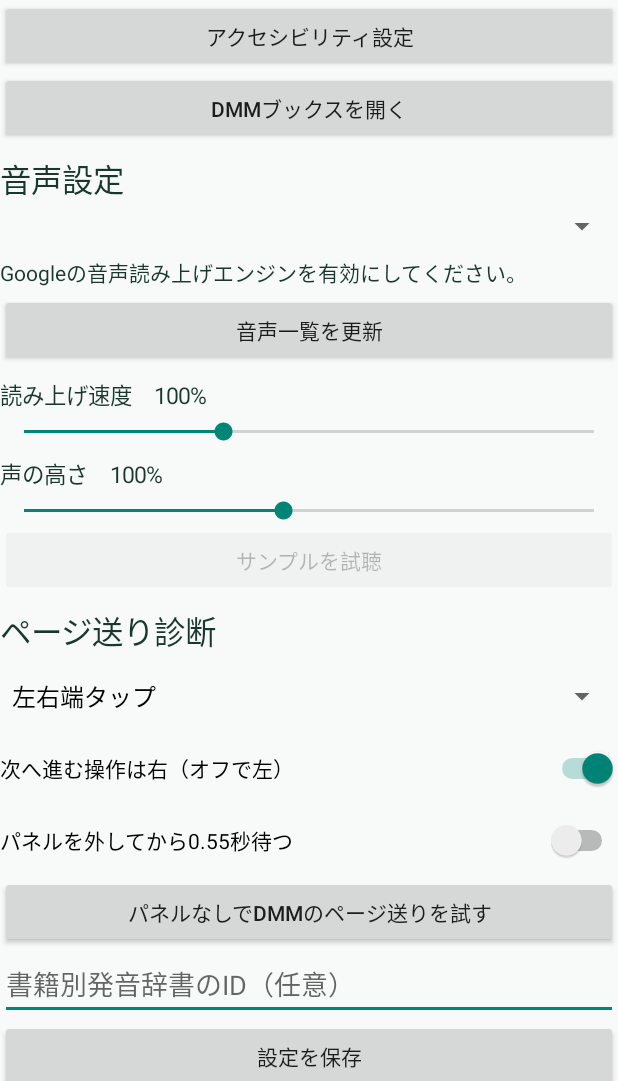
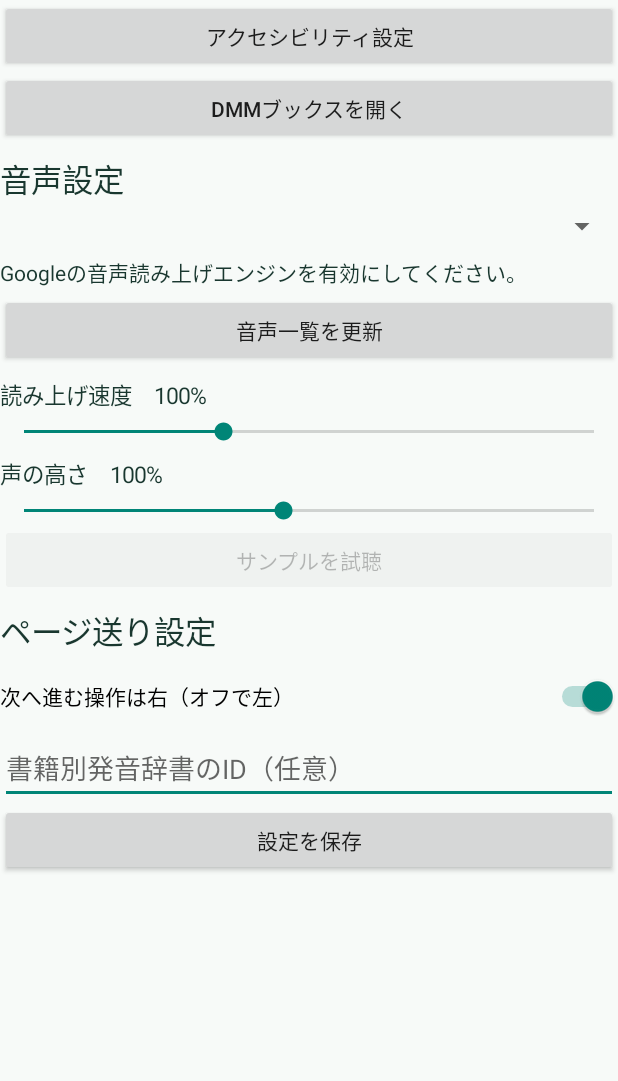
Before and after one commit to miyatayuuma/ebook-auto-reader, an Android app: the screen it shows after launch (ReaderActivity), on a phone screen of 412 x 824 dp, the part 155-1236 px from its top. Run offline under Robolectric (Android 15) with nearby library versions, the phone set to English and light mode, and no system bars.

Commit message:
P2.4: simplify reader UI, move diagnostics to ADB, tap at 95% height

```diff
--- a/android/reader/build.gradle.kts
+++ b/android/reader/build.gradle.kts
@@ -10,8 +10,8 @@ android {
         applicationId = "io.github.ebookautoreader"
         minSdk = 34
         targetSdk = 35
-        versionCode = 4
-        versionName = "p2.3"
+        versionCode = 5
+        versionName = "p2.4"
         ndk { abiFilters += "arm64-v8a" }
     }
     buildTypes {
--- a/android/reader/src/debug/AndroidManifest.xml
+++ b/android/reader/src/debug/AndroidManifest.xml
@@ -1,5 +1,7 @@
 <manifest xmlns:android="http://schemas.android.com/apk/res/android">
     <application>
         <activity android:name=".FixtureActivity" android:exported="false" android:screenOrientation="portrait" />
+        <activity android:name=".DiagnosticActivity" android:exported="true"
+            android:permission="android.permission.DUMP" android:noHistory="true" />
     </application>
 </manifest>
--- a/android/reader/src/main/java/io/github/ebookautoreader/reader/DeviceSpeech.kt
+++ b/android/reader/src/main/java/io/github/ebookautoreader/reader/DeviceSpeech.kt
@@ -52,19 +52,9 @@ internal class ReaderPreferences(context: Context) {
     fun removeObserver(listener: android.content.SharedPreferences.OnSharedPreferenceChangeListener) =
         store.unregisterOnSharedPreferenceChangeListener(listener)
 
-    fun turn() = TurnSettings(
-        TurnMethod.entries.firstOrNull { it.name == store.getString("turn_method", null) } ?: TurnMethod.TAP,
-        store.getBoolean("rightward", true), store.getBoolean("turn_delay", false),
-    )
-
+    // Normal reading is fixed to edge taps; ignore legacy diagnostic method/delay preferences.
+    fun turn() = TurnSettings(TurnMethod.TAP, store.getBoolean("rightward", true), false)
     fun saveDirection(rightward: Boolean) { store.edit().putBoolean("rightward", rightward).apply() }
-    fun saveTurnMethod(method: TurnMethod) { store.edit().putString("turn_method", method.name).apply() }
-    fun saveTurnDelay(delayed: Boolean) { store.edit().putBoolean("turn_delay", delayed).apply() }
-
-    fun verifiedTurn(settings: TurnSettings) = store.getString("dmm_turn_verified", null) == settings.key
-    fun confirmTurn(settings: TurnSettings) {
-        store.edit().putString("dmm_turn_verified", settings.key).apply()
-    }
 
     fun bookId() = store.getString("book", "").orEmpty()
     fun saveBookId(id: String) {
--- a/android/reader/src/main/java/io/github/ebookautoreader/reader/ReaderActivity.kt
+++ b/android/reader/src/main/java/io/github/ebookautoreader/reader/ReaderActivity.kt
@@ -60,11 +60,6 @@ class ReaderActivity : Activity() {
         serviceInfo = text("", 15).also(content::addView)
         button(content, "アクセシビリティ設定") { startActivity(Intent(Settings.ACTION_ACCESSIBILITY_SETTINGS)) }
         button(content, "DMMブックスを開く") { openDmm() }
-        if (BuildConfig.DEBUG) {
-            button(content, "自作ページで試す") { openFixture("join-a") }
-            button(content, "文字量の多い自作ページで試す") { openFixture("body-dense") }
-            button(content, "画面下端の自作ページで試す") { openFixture("body-bottom") }
-        }
         content.addView(text("音声設定", 21))
         voices = Spinner(this).also(content::addView)
         voiceInfo = text("日本語オフライン音声を確認中…", 14).also(content::addView)
@@ -72,21 +67,8 @@ class ReaderActivity : Activity() {
         rate = slider(content, "読み上げ速度", selection.rate, 65, 165, preferences::saveRate)
         pitch = slider(content, "声の高さ", selection.pitch, 75, 130, preferences::savePitch)
         preview = button(content, "サンプルを試聴") { audition() }
-        if (BuildConfig.DEBUG) button(content, "音声冒頭を検証（自作）") { audition(exportSample = true) }
-        content.addView(text("ページ送り診断", 21))
+        content.addView(text("ページ送り設定", 21))
         val turn = preferences.turn()
-        val methods = TurnMethod.entries
-        content.addView(Spinner(this).apply {
-            adapter = ArrayAdapter(this@ReaderActivity, android.R.layout.simple_spinner_dropdown_item,
-                methods.map { it.label })
-            setSelection(methods.indexOf(turn.method))
-            onItemSelectedListener = object : android.widget.AdapterView.OnItemSelectedListener {
-                override fun onItemSelected(parent: android.widget.AdapterView<*>?, view: View?, index: Int, id: Long) {
-                    preferences.saveTurnMethod(methods[index])
-                }
-                override fun onNothingSelected(parent: android.widget.AdapterView<*>?) = Unit
-            }
-        })
         val direction = Switch(this).apply {
             text = "次へ進む操作は右（オフで左）"
             isChecked = turn.rightward
@@ -94,20 +76,16 @@ class ReaderActivity : Activity() {
             minHeight = dp(48)
         }
         content.addView(direction)
-        content.addView(Switch(this).apply {
-            text = "パネルを外してから0.55秒待つ"
-            isChecked = turn.delayed
-            setOnCheckedChangeListener { _, value -> preferences.saveTurnDelay(value) }
-            minHeight = dp(48)
-        })
-        button(content, "パネルなしでDMMのページ送りを試す") { openDmm(headless = true) }
         bookId = EditText(this).apply {
             setSingleLine()
             hint = "書籍別発音辞書のID（任意）"
             setText(preferences.bookId())
         }.also(content::addView)
         button(content, "設定を保存") { saveSettings() }
-        loadVoices()
+        if (BuildConfig.DEBUG && VoiceDiagnosticRequest.take()) {
+            audition(exportSample = true)
+            task?.invokeOnCompletion { scope.launch { loadVoices() } }
+        } else loadVoices()
     }
 
     override fun onResume() {
@@ -119,25 +97,19 @@ class ReaderActivity : Activity() {
         val enabled = Settings.Secure.getString(contentResolver, Settings.Secure.ENABLED_ACCESSIBILITY_SERVICES)
             .orEmpty().split(':').any { ComponentName.unflattenFromString(it) == own }
         serviceInfo.text = if (enabled) {
-            "DMMブックスで縦書き本文を開き、画面端の ▶ を開き、「画面取得テスト」を押してください。"
+            "DMMブックスで縦書き本文を開き、画面端の ▶ から「読み上げ開始」を押してください。"
         } else {
             "アクセシビリティ設定でEbook Auto Readerを有効にしてください。"
         }
     }
 
-    private fun openDmm(headless: Boolean = false) {
+    private fun openDmm() {
         val app = packageManager.getLaunchIntentForPackage(DMM_BOOKS)
         if (app == null) {
             serviceInfo.text = "Google Play版のDMMブックスをインストールしてください。"
             return
         }
-        if (headless) TurnDiagnosticRequest.arm()
         startActivity(app)
-    }
-
-    private fun openFixture(page: String) {
-        startActivity(Intent().setClassName(packageName, "${ReaderActivity::class.java.packageName}.FixtureActivity")
-            .putExtra("page", page))
     }
 
     private fun loadVoices() {
@@ -272,3 +244,10 @@ class ReaderActivity : Activity() {
         super.onDestroy()
     }
 }
+
+// Only the permission-protected debug activity can arm this request.
+internal object VoiceDiagnosticRequest {
+    private var pending = false
+    fun arm() { pending = true }
+    fun take(): Boolean = pending.also { pending = false }
+}
--- a/android/reader/src/main/java/io/github/ebookautoreader/reader/WindowPages.kt
+++ b/android/reader/src/main/java/io/github/ebookautoreader/reader/WindowPages.kt
@@ -217,7 +217,7 @@ internal class WindowPages(
     private suspend fun gesture(target: ReaderWindow, moveRight: Boolean) {
         val bounds = target.bounds
         val tap = turn.method == TurnMethod.TAP
-        val y = bounds.exactCenterY()
+        val y = if (tap) bounds.top + bounds.height() * 0.95f else bounds.exactCenterY()
         val left = bounds.left + bounds.width() * if (tap) 100f / 1080f else 0.20f
         val right = bounds.left + bounds.width() * if (tap) 980f / 1080f else 0.80f
         val startOnRight = if (tap) moveRight else !moveRight
```
Also changed, not shown: android/reader/src/debug/java/io/github/ebookautoreader/reader/DiagnosticActivity.kt (added, +27 -0 lines), android/reader/src/main/java/io/github/ebookautoreader/reader/FloatingControls.kt (+2 -16 lines), android/reader/src/main/java/io/github/ebookautoreader/reader/ReaderAccessibility.kt (+52 -57 lines), 1 other file.
